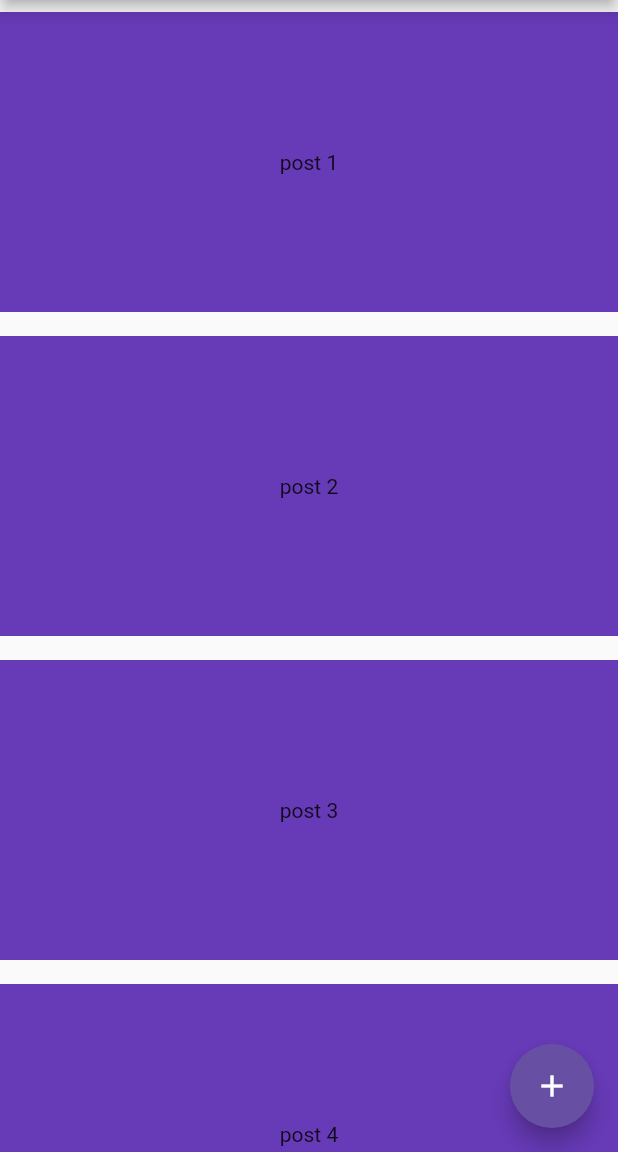
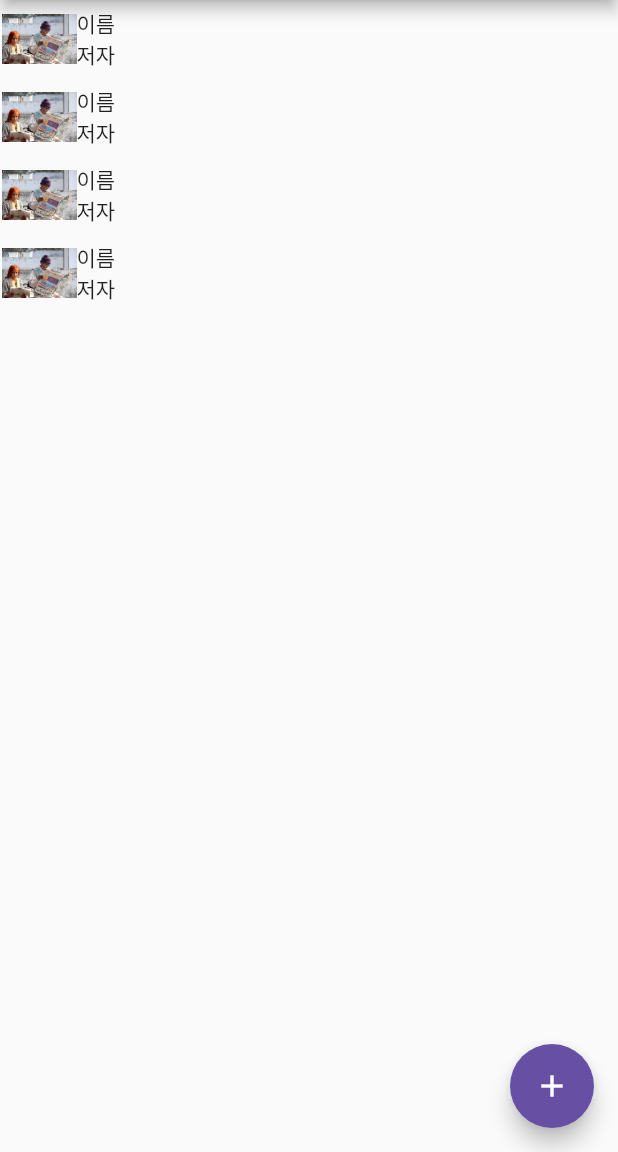
Before and after one commit to eddymango/BookReportApp, a Flutter app: the screen it shows after launch, on a phone screen of 412 x 824 dp, the part 84-1236 px from its top. Run offline on Flutter 3.47's test engine with Material 2 defaults, Android fonts, the phone set to English and light mode, and no system bars; our stand-ins replace firebase_core, sqflite; accounts and stored records are empty.

Commit message:
github upload

```diff
--- a/lib/book_preview_card.dart
+++ b/lib/book_preview_card.dart
@@ -1,4 +1,5 @@
 import "package:flutter/material.dart";
+import 'package:firebase_core/firebase_core.dart';
 
 final List<int> numbers = [1, 2, 3, 5, 8, 13, 21, 34, 55];
 
@@ -10,14 +11,25 @@ class BookPreviewCard extends StatelessWidget {
   @override
   Widget build(BuildContext context) {
     return Padding(
-      padding: const EdgeInsets.symmetric(vertical: 8.0),
-      child: Container(
-        height: 200,
-        color: Colors.deepPurple,
-        child: Center(
-          child: Text(child),
-        ),
-      ),
-    );
+        padding: const EdgeInsets.all(1.0),
+        child: Row(children: [
+          Flexible(
+            flex: 1,
+            child: Image.asset(
+              'assets/images/book1.jpg',
+              height: 50,
+              width: 50,
+            ),
+          ),
+          Flexible(
+            flex: 3,
+            child: Column(
+              children: [
+                Text("이름"),
+                Text("저자"),
+              ],
+            ),
+          )
+        ]));
   }
 }
--- a/pubspec.yaml
+++ b/pubspec.yaml
@@ -66,6 +66,11 @@ flutter:
   # To add assets to your application, add an assets section, like this:
   assets:
      - assets/images/testImage.jpg
+     - assets/images/book1.jpg
+     - assets/images/book2.jpg
+     - assets/images/book3.jpg
+     - assets/images/book4.jpg
+
   #   - images/a_dot_ham.jpeg
 
   # An image asset can refer to one or more resolution-specific "variants", see
```
Also changed, not shown: assets/images/book1.jpg (added), assets/images/book2.jpg (added), assets/images/book3.jpg (added), assets/images/book4.jpg (added), 3 other files.
